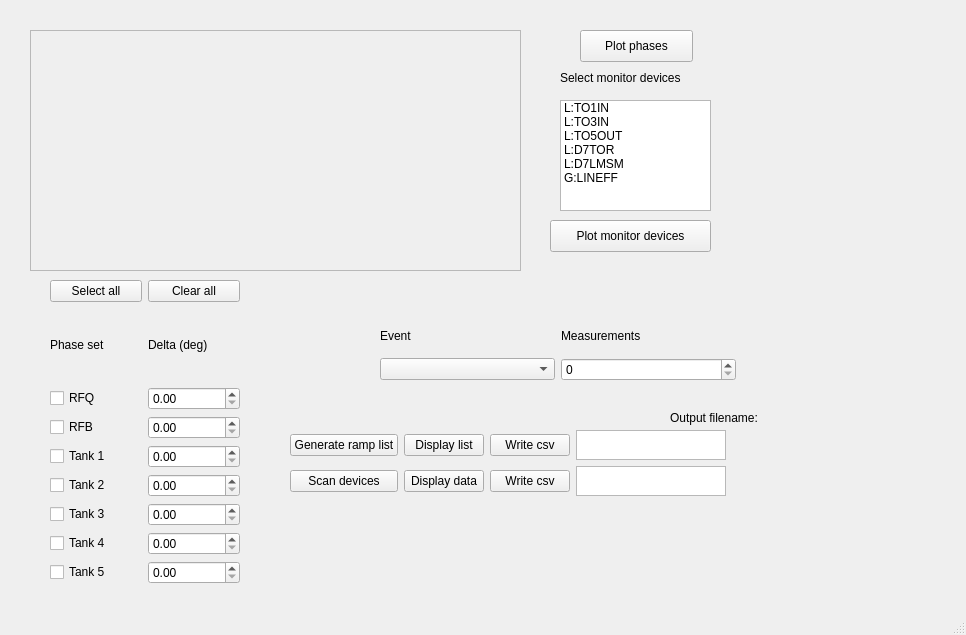
This is gui_window.ui in rsharankova/LinacDeviceScan as Qt 5 draws it before an edit. The edited form follows.
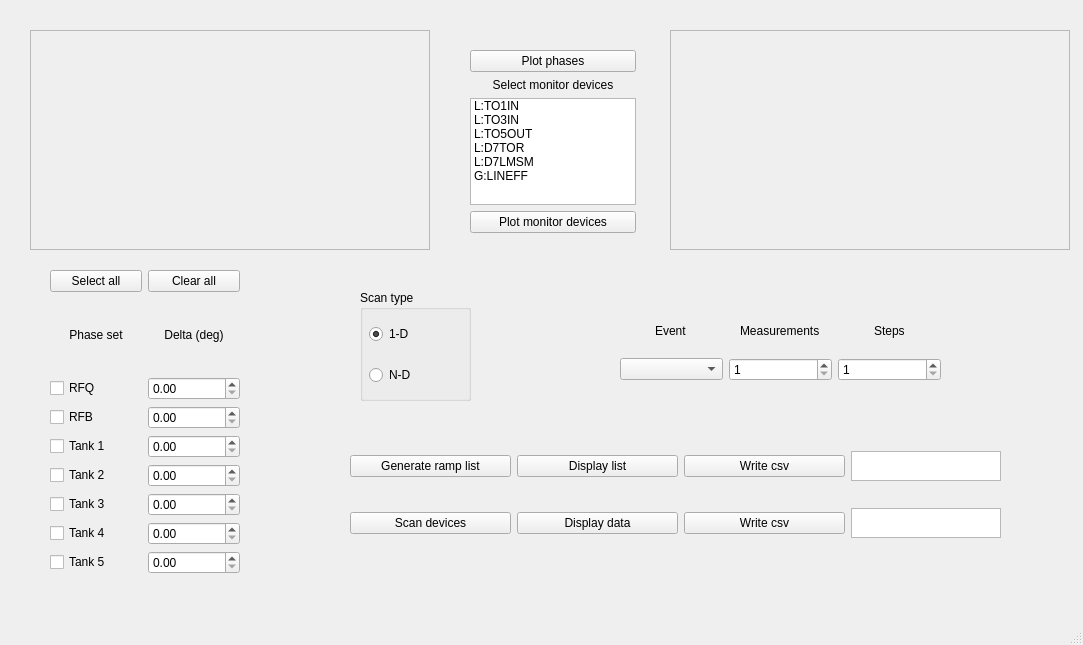
This is the edited form.

Commit message: move dict to scan class;add second canv; read_phases

Patch:
```diff
--- a/gui_window.ui
+++ b/gui_window.ui
@@ -6,34 +6,21 @@
    <rect>
     <x>0</x>
     <y>0</y>
-    <width>966</width>
-    <height>635</height>
+    <width>1083</width>
+    <height>645</height>
    </rect>
   </property>
   <property name="windowTitle">
    <string>Phase scan </string>
   </property>
   <widget class="QWidget" name="centralwidget">
-   <widget class="QPushButton" name="read_monitor_pushButton">
-    <property name="geometry">
-     <rect>
-      <x>550</x>
-      <y>220</y>
-      <width>161</width>
-      <height>32</height>
-     </rect>
-    </property>
-    <property name="text">
-     <string>Plot monitor devices</string>
-    </property>
-   </widget>
    <widget class="QFrame" name="frame">
     <property name="geometry">
      <rect>
       <x>30</x>
       <y>30</y>
-      <width>491</width>
-      <height>241</height>
+      <width>400</width>
+      <height>220</height>
      </rect>
     </property>
     <property name="frameShape">
@@ -42,13 +29,13 @@
     <property name="frameShadow">
      <enum>QFrame::Raised</enum>
     </property>
-    <widget class="QWidget" name="verticalLayoutWidget">
+    <widget class="QWidget" name="verticalLayoutWidget_3">
      <property name="geometry">
       <rect>
-       <x>-1</x>
-       <y>-1</y>
-       <width>491</width>
-       <height>241</height>
+       <x>0</x>
+       <y>0</y>
+       <width>401</width>
+       <height>221</height>
       </rect>
      </property>
      <layout class="QVBoxLayout" name="phases_verticalLayout"/>
@@ -57,15 +44,25 @@
    <widget class="QWidget" name="gridLayoutWidget">
     <property name="geometry">
      <rect>
-      <x>380</x>
-      <y>320</y>
-      <width>356</width>
-      <height>61</height>
+      <x>620</x>
+      <y>310</y>
+      <width>321</width>
+      <height>71</height>
      </rect>
     </property>
     <layout class="QGridLayout" name="gridLayout">
+     <item row="0" column="1" alignment="Qt::AlignHCenter">
+      <widget class="QLabel" name="label_2">
+       <property name="text">
+        <string>Measurements</string>
+       </property>
+      </widget>
+     </item>
      <item row="1" column="1">
       <widget class="QSpinBox" name="numevents_spinBox">
+       <property name="minimum">
+        <number>1</number>
+       </property>
        <property name="maximum">
         <number>10000</number>
        </property>
@@ -74,52 +71,42 @@
      <item row="1" column="0">
       <widget class="QComboBox" name="event_comboBox"/>
      </item>
-     <item row="0" column="0">
+     <item row="0" column="0" alignment="Qt::AlignHCenter">
       <widget class="QLabel" name="label_1">
        <property name="text">
         <string>Event</string>
        </property>
       </widget>
      </item>
-     <item row="0" column="1">
-      <widget class="QLabel" name="label_2">
+     <item row="1" column="2">
+      <widget class="QSpinBox" name="steps_spinBox">
+       <property name="minimum">
+        <number>1</number>
+       </property>
+       <property name="maximum">
+        <number>100</number>
+       </property>
+      </widget>
+     </item>
+     <item row="0" column="2" alignment="Qt::AlignHCenter">
+      <widget class="QLabel" name="label_6">
        <property name="text">
-        <string>Measurements</string>
+        <string>Steps</string>
        </property>
       </widget>
      </item>
     </layout>
    </widget>
-   <widget class="QPushButton" name="plot_phases_pushButton">
-    <property name="geometry">
-     <rect>
-      <x>580</x>
-      <y>30</y>
-      <width>113</width>
-      <height>32</height>
-     </rect>
-    </property>
-    <property name="text">
-     <string>Plot phases</string>
-    </property>
-   </widget>
    <widget class="QWidget" name="gridLayoutWidget_2">
     <property name="geometry">
      <rect>
       <x>50</x>
-      <y>280</y>
+      <y>270</y>
       <width>190</width>
       <height>304</height>
      </rect>
     </property>
     <layout class="QGridLayout" name="gridLayout_2">
-     <item row="0" column="0">
-      <widget class="QPushButton" name="selectall_pushButton">
-       <property name="text">
-        <string>Select all</string>
-       </property>
-      </widget>
-     </item>
      <item row="0" column="1">
       <widget class="QPushButton" name="clearall_pushButton">
        <property name="text">
@@ -127,10 +114,10 @@
        </property>
       </widget>
      </item>
-     <item row="1" column="0">
-      <widget class="QLabel" name="label_3">
+     <item row="0" column="0">
+      <widget class="QPushButton" name="selectall_pushButton">
        <property name="text">
-        <string>Phase set</string>
+        <string>Select all</string>
        </property>
       </widget>
      </item>
@@ -139,85 +126,18 @@
        <property name="text">
         <string>Delta (deg)</string>
        </property>
-      </widget>
-     </item>
-     <item row="2" column="0">
-      <widget class="QCheckBox" name="checkBox_1">
-       <property name="text">
-        <string>RFQ</string>
+       <property name="alignment">
+        <set>Qt::AlignCenter</set>
        </property>
       </widget>
      </item>
-     <item row="2" column="1">
-      <widget class="QDoubleSpinBox" name="doubleSpinBox_1">
+     <item row="8" column="1">
+      <widget class="QDoubleSpinBox" name="doubleSpinBox_7">
        <property name="singleStep">
         <double>0.500000000000000</double>
        </property>
       </widget>
      </item>
-     <item row="3" column="0">
-      <widget class="QCheckBox" name="checkBox_2">
-       <property name="text">
-        <string>RFB</string>
-       </property>
-      </widget>
-     </item>
-     <item row="3" column="1">
-      <widget class="QDoubleSpinBox" name="doubleSpinBox_2">
-       <property name="singleStep">
-        <double>0.500000000000000</double>
-       </property>
-      </widget>
-     </item>
-     <item row="4" column="0">
-      <widget class="QCheckBox" name="checkBox_3">
-       <property name="text">
-        <string>Tank 1</string>
-       </property>
-      </widget>
-     </item>
-     <item row="4" column="1">
-      <widget class="QDoubleSpinBox" name="doubleSpinBox_3">
-       <property name="singleStep">
-        <double>0.500000000000000</double>
-       </property>
-      </widget>
-     </item>
-     <item row="5" column="0">
-      <widget class="QCheckBox" name="checkBox_4">
-       <property name="text">
-        <string>Tank 2</string>
-       </property>
-      </widget>
-     </item>
-     <item row="5" column="1">
-      <widget class="QDoubleSpinBox" name="doubleSpinBox_4">
-       <property name="singleStep">
-        <double>0.500000000000000</double>
-       </property>
-      </widget>
-     </item>
-     <item row="6" column="0">
-      <widget class="QCheckBox" name="checkBox_5">
-       <property name="text">
-        <string>Tank 3</string>
-       </property>
-      </widget>
-     </item>
-     <item row="6" column="1">
-      <widget class="QDoubleSpinBox" name="doubleSpinBox_5">
-       <property name="singleStep">
-        <double>0.500000000000000</double>
-       </property>
-      </widget>
-     </item>
-     <item row="7" column="0">
-      <widget class="QCheckBox" name="checkBox_6">
-       <property name="text">
-        <string>Tank 4</string>
-       </property>
-      </widget>
-     </item>
      <item row="7" column="1">
       <widget class="QDoubleSpinBox" name="doubleSpinBox_6">
        <property name="singleStep">
@@ -225,6 +145,41 @@
        </property>
       </widget>
      </item>
+     <item row="6" column="1">
+      <widget class="QDoubleSpinBox" name="doubleSpinBox_5">
+       <property name="singleStep">
+        <double>0.500000000000000</double>
+       </property>
+      </widget>
+     </item>
+     <item row="5" column="1">
+      <widget class="QDoubleSpinBox" name="doubleSpinBox_4">
+       <property name="singleStep">
+        <double>0.500000000000000</double>
+       </property>
+      </widget>
+     </item>
+     <item row="4" column="1">
+      <widget class="QDoubleSpinBox" name="doubleSpinBox_3">
+       <property name="singleStep">
+        <double>0.500000000000000</double>
+       </property>
+      </widget>
+     </item>
+     <item row="3" column="1">
+      <widget class="QDoubleSpinBox" name="doubleSpinBox_2">
+       <property name="singleStep">
+        <double>0.500000000000000</double>
+       </property>
+      </widget>
+     </item>
+     <item row="2" column="1">
+      <widget class="QDoubleSpinBox" name="doubleSpinBox_1">
+       <property name="singleStep">
+        <double>0.500000000000000</double>
+       </property>
+      </widget>
+     </item>
      <item row="8" column="0">
       <widget class="QCheckBox" name="checkBox_7">
        <property name="text">
@@ -232,83 +187,72 @@
        </property>
       </widget>
      </item>
-     <item row="8" column="1">
-      <widget class="QDoubleSpinBox" name="doubleSpinBox_7">
-       <property name="singleStep">
-        <double>0.500000000000000</double>
+     <item row="7" column="0">
+      <widget class="QCheckBox" name="checkBox_6">
+       <property name="text">
+        <string>Tank 4</string>
+       </property>
+      </widget>
+     </item>
+     <item row="6" column="0">
+      <widget class="QCheckBox" name="checkBox_5">
+       <property name="text">
+        <string>Tank 3</string>
+       </property>
+      </widget>
+     </item>
+     <item row="5" column="0">
+      <widget class="QCheckBox" name="checkBox_4">
+       <property name="text">
+        <string>Tank 2</string>
+       </property>
+      </widget>
+     </item>
+     <item row="4" column="0">
+      <widget class="QCheckBox" name="checkBox_3">
+       <property name="text">
+        <string>Tank 1</string>
+       </property>
+      </widget>
+     </item>
+     <item row="3" column="0">
+      <widget class="QCheckBox" name="checkBox_2">
+       <property name="text">
+        <string>RFB</string>
+       </property>
+      </widget>
+     </item>
+     <item row="2" column="0">
+      <widget class="QCheckBox" name="checkBox_1">
+       <property name="text">
+        <string>RFQ</string>
+       </property>
+      </widget>
+     </item>
+     <item row="1" column="0">
+      <widget class="QLabel" name="label_3">
+       <property name="text">
+        <string>Phase set</string>
+       </property>
+       <property name="alignment">
+        <set>Qt::AlignCenter</set>
        </property>
       </widget>
      </item>
     </layout>
    </widget>
-   <widget class="QListWidget" name="listWidget">
-    <property name="geometry">
-     <rect>
-      <x>560</x>
-      <y>100</y>
-      <width>151</width>
-      <height>111</height>
-     </rect>
-    </property>
-    <property name="selectionMode">
-     <enum>QAbstractItemView::MultiSelection</enum>
-    </property>
-    <item>
-     <property name="text">
-      <string>L:TO1IN</string>
-     </property>
-    </item>
-    <item>
-     <property name="text">
-      <string>L:TO3IN</string>
-     </property>
-    </item>
-    <item>
-     <property name="text">
-      <string>L:TO5OUT</string>
-     </property>
-    </item>
-    <item>
-     <property name="text">
-      <string>L:D7TOR</string>
-     </property>
-    </item>
-    <item>
-     <property name="text">
-      <string>L:D7LMSM</string>
-     </property>
-    </item>
-    <item>
-     <property name="text">
-      <string>G:LINEFF</string>
-     </property>
-    </item>
-   </widget>
-   <widget class="QLabel" name="label_4">
-    <property name="geometry">
-     <rect>
-      <x>560</x>
-      <y>70</y>
-      <width>151</width>
-      <height>16</height>
-     </rect>
-    </property>
-    <property name="text">
-     <string>Select monitor devices</string>
-    </property>
-   </widget>
    <widget class="QWidget" name="gridLayoutWidget_3">
     <property name="geometry">
      <rect>
-      <x>290</x>
+      <x>350</x>
       <y>430</y>
       <width>651</width>
-      <height>141</height>
+      <height>131</height>
      </rect>
     </property>
     <layout class="QGridLayout" name="gridLayout_3">
      <property name="sizeConstraint">
-      <enum>QLayout::SetFixedSize</enum>
+      <enum>QLayout::SetDefaultConstraint</enum>
      </property>
      <item row="0" column="1">
       <widget class="QPushButton" name="displayList_pushButton">
@@ -386,18 +330,156 @@
      </item>
     </layout>
    </widget>
-   <widget class="QLabel" name="label_5">
+   <widget class="QWidget" name="verticalLayoutWidget_2">
+    <property name="geometry">
+     <rect>
+      <x>470</x>
+      <y>50</y>
+      <width>166</width>
+      <height>183</height>
+     </rect>
+    </property>
+    <layout class="QVBoxLayout" name="verticalLayout">
+     <item>
+      <widget class="QPushButton" name="plot_phases_pushButton">
+       <property name="text">
+        <string>Plot phases</string>
+       </property>
+      </widget>
+     </item>
+     <item>
+      <widget class="QLabel" name="label_4">
+       <property name="text">
+        <string>Select monitor devices</string>
+       </property>
+       <property name="alignment">
+        <set>Qt::AlignCenter</set>
+       </property>
+      </widget>
+     </item>
+     <item>
+      <widget class="QListWidget" name="listWidget">
+       <property name="selectionMode">
+        <enum>QAbstractItemView::MultiSelection</enum>
+       </property>
+       <item>
+        <property name="text">
+         <string>L:TO1IN</string>
+        </property>
+       </item>
+       <item>
+        <property name="text">
+         <string>L:TO3IN</string>
+        </property>
+       </item>
+       <item>
+        <property name="text">
+         <string>L:TO5OUT</string>
+        </property>
+       </item>
+       <item>
+        <property name="text">
+         <string>L:D7TOR</string>
+        </property>
+       </item>
+       <item>
+        <property name="text">
+         <string>L:D7LMSM</string>
+        </property>
+       </item>
+       <item>
+        <property name="text">
+         <string>G:LINEFF</string>
+        </property>
+       </item>
+      </widget>
+     </item>
+     <item>
+      <widget class="QPushButton" name="read_monitor_pushButton">
+       <property name="text">
+        <string>Plot monitor devices</string>
+       </property>
+      </widget>
+     </item>
+    </layout>
+   </widget>
+   <widget class="QFrame" name="frame_2">
     <property name="geometry">
      <rect>
       <x>670</x>
-      <y>410</y>
-      <width>136</width>
-      <height>16</height>
+      <y>30</y>
+      <width>400</width>
+      <height>220</height>
      </rect>
     </property>
-    <property name="text">
-     <string>Output filename:</string>
+    <property name="frameShape">
+     <enum>QFrame::StyledPanel</enum>
     </property>
+    <property name="frameShadow">
+     <enum>QFrame::Raised</enum>
+    </property>
+    <widget class="QWidget" name="verticalLayoutWidget_4">
+     <property name="geometry">
+      <rect>
+       <x>0</x>
+       <y>0</y>
+       <width>401</width>
+       <height>221</height>
+      </rect>
+     </property>
+     <layout class="QVBoxLayout" name="monitors_verticalLayout"/>
+    </widget>
+   </widget>
+   <widget class="QGroupBox" name="groupBox">
+    <property name="geometry">
+     <rect>
+      <x>360</x>
+      <y>290</y>
+      <width>111</width>
+      <height>111</height>
+     </rect>
+    </property>
+    <property name="title">
+     <string>Scan type</string>
+    </property>
+    <property name="checkable">
+     <bool>false</bool>
+    </property>
+    <property name="checked">
+     <bool>false</bool>
+    </property>
+    <widget class="QWidget" name="verticalLayoutWidget">
+     <property name="geometry">
+      <rect>
+       <x>9</x>
+       <y>19</y>
+       <width>91</width>
+       <height>91</height>
+      </rect>
+     </property>
+     <layout class="QVBoxLayout" name="verticalLayout_2">
+      <item>
+       <widget class="QRadioButton" name="oneD_radioButton">
+        <property name="text">
+         <string>1-D</string>
+        </property>
+        <property name="checked">
+         <bool>true</bool>
+        </property>
+       </widget>
+      </item>
+      <item>
+       <widget class="QRadioButton" name="nD_radioButton">
+        <property name="text">
+         <string>N-D</string>
+        </property>
+        <property name="checked">
+         <bool>false</bool>
+        </property>
+       </widget>
+      </item>
+     </layout>
+    </widget>
    </widget>
   </widget>
   <widget class="QMenuBar" name="menubar">
@@ -405,7 +487,7 @@
     <rect>
      <x>0</x>
      <y>0</y>
-     <width>966</width>
+     <width>1083</width>
      <height>24</height>
     </rect>
    </property>
```
Left out of the diff: 31 changed lines with no effect on the pictures. The commit also changes 2 other files.
